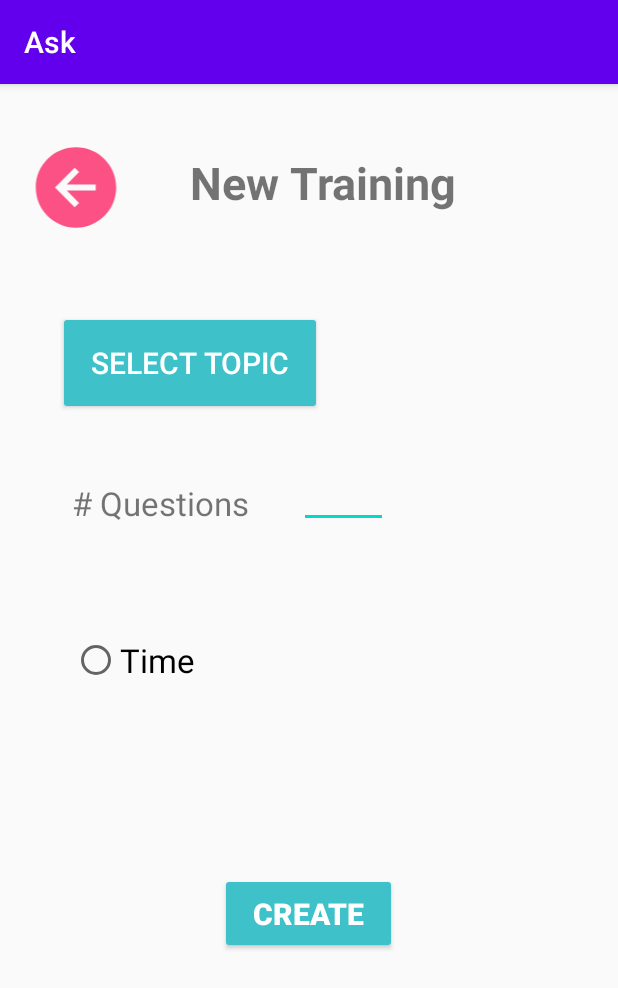
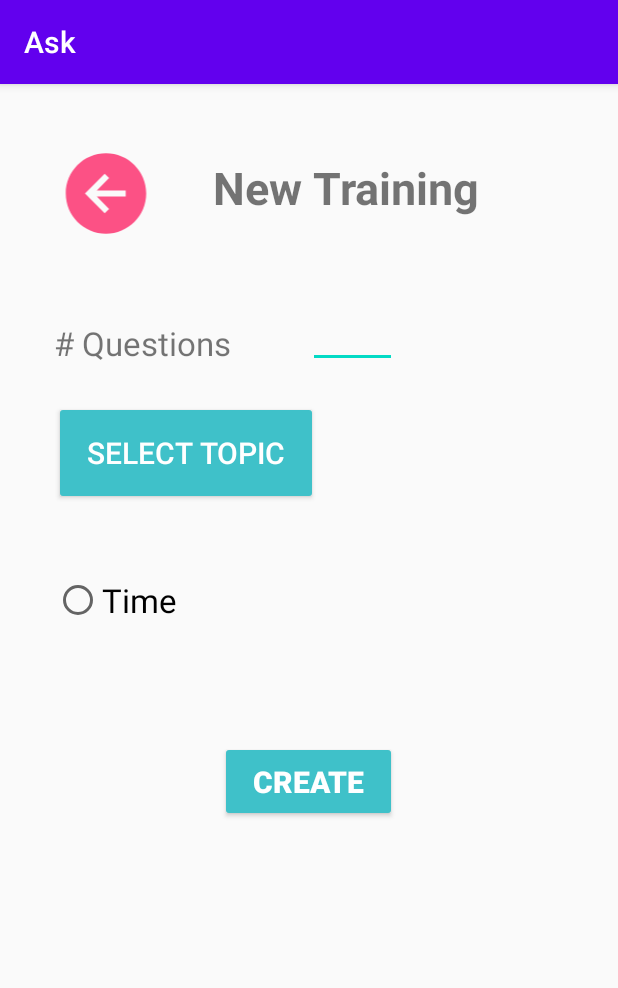
Before and after one commit to ManuelCoronel/Ask, an Android app: the NewTrainingActivity screen opened directly, with no data from a screen before it, on a phone screen of 412 x 824 dp. Shown: the top 988 px of the screen. Run offline under Robolectric (Android 15) with nearby library versions, the phone set to English and light mode, and no system bars.

Commit message:
Consumo de servicio por consola

```diff
--- a/Ask/app/src/main/java/com/example/ask/modelo/Subject.kt
+++ b/Ask/app/src/main/java/com/example/ask/modelo/Subject.kt
@@ -8,12 +8,13 @@ import retrofit2.Response
 class Subject {
     constructor()
 
+
     public fun callServiceGetSubjects(): List<SubjectDataCollectionItem> {
         val questionService: QuestionService = RestEngine.getRestEngine().create(QuestionService::class.java)
         val result: Call<List<SubjectDataCollectionItem>> = questionService.listSubject()
-        println("Holaaaaaaaa")
-        println(result)
-        var lista: List<SubjectDataCollectionItem>? = null
+
+        var lista: List<SubjectDataCollectionItem> = listOfNotNull()
+
         result.enqueue(object : Callback<List<SubjectDataCollectionItem>> {
             override fun onFailure(call: Call<List<SubjectDataCollectionItem>>, t: Throwable) {
             }
@@ -23,13 +24,11 @@ class Subject {
                 response: Response<List<SubjectDataCollectionItem>>
             ) {
                 lista = response.body()!!
-                println(lista)
-                println(lista!![0].name)
 
             }
-        }
+          }
         )
-        return lista!!
+        return lista
     }
 
 }
--- a/Ask/app/src/main/java/com/example/ask/vista/NewTrainingActivity.kt
+++ b/Ask/app/src/main/java/com/example/ask/vista/NewTrainingActivity.kt
@@ -3,22 +3,35 @@ package com.example.ask.vista
 import android.content.Intent
 import androidx.appcompat.app.AppCompatActivity
 import android.os.Bundle
+import android.view.View
+import android.widget.Button
 import android.widget.ImageView
 import com.example.ask.R
+import com.example.ask.controlador.Controller.Companion.getSubjects
 
 class NewTrainingActivity : AppCompatActivity() {
 
     private lateinit var btn: ImageView
-
+    private lateinit var  btnTopic : Button
     override fun onCreate(savedInstanceState: Bundle?) {
         super.onCreate(savedInstanceState)
         setContentView(R.layout.activity_new_training)
 
         btn = findViewById(R.id.btnBack)
+        btnTopic = findViewById(R.id.topicButton)
 
         btn.setOnClickListener{
             irTraining()
         }
+
+        btnTopic.setOnClickListener{
+            loadSubject()}
+
+    }
+
+    private fun loadSubject() {
+        println("Subjects::::")
+        println(getSubjects())
 
     }
 
--- a/Ask/app/src/main/res/layout/activity_new_training.xml
+++ b/Ask/app/src/main/res/layout/activity_new_training.xml
@@ -8,78 +8,78 @@
 
     <TextView
         android:id="@+id/textView2"
-        android:layout_width="315dp"
-        android:layout_height="59dp"
-        android:layout_marginTop="36dp"
+        android:layout_width="214dp"
+        android:layout_height="58dp"
+        android:layout_marginTop="40dp"
         android:gravity="center"
         android:text="@string/newTraining"
         android:textSize="30sp"
         android:textStyle="bold"
         app:layout_constraintEnd_toEndOf="parent"
-        app:layout_constraintHorizontal_bias="0.593"
-        app:layout_constraintStart_toStartOf="parent"
+        app:layout_constraintHorizontal_bias="0.195"
+        app:layout_constraintStart_toEndOf="@+id/btnBack"
         app:layout_constraintTop_toTopOf="parent" />
 
     <Button
-        android:id="@+id/button"
+        android:id="@+id/topicButton"
         android:layout_width="176dp"
         android:layout_height="69dp"
-        android:layout_marginTop="56dp"
+        android:layout_marginTop="20dp"
         android:backgroundTint="#3FC1C9"
         android:text="@string/selectTopic"
         android:textColor="#FFFF"
         android:textSize="20sp"
         app:layout_constraintEnd_toEndOf="parent"
-        app:layout_constraintHorizontal_bias="0.165"
+        app:layout_constraintHorizontal_bias="0.153"
         app:layout_constraintStart_toStartOf="parent"
-        app:layout_constraintTop_toBottomOf="@+id/textView2" />
+        app:layout_constraintTop_toBottomOf="@+id/textView3" />
 
     <TextView
         android:id="@+id/textView3"
         android:layout_width="131dp"
         android:layout_height="33dp"
-        android:layout_marginStart="48dp"
-        android:layout_marginTop="44dp"
+        android:layout_marginStart="36dp"
+        android:layout_marginTop="52dp"
         android:text="@string/numberQuestions"
         android:textSize="22sp"
         android:textStyle=""
         app:layout_constraintStart_toStartOf="parent"
-        app:layout_constraintTop_toBottomOf="@+id/button" />
+        app:layout_constraintTop_toBottomOf="@+id/btnBack" />
 
     <RadioButton
         android:id="@+id/radioButton"
         android:layout_width="116dp"
         android:layout_height="36dp"
-        android:layout_marginStart="48dp"
+        android:layout_marginStart="36dp"
         android:text="Time"
         android:textSize="22sp"
         app:layout_constraintBottom_toBottomOf="parent"
         app:layout_constraintStart_toStartOf="parent"
-        app:layout_constraintTop_toBottomOf="@+id/textView3"
-        app:layout_constraintVertical_bias="0.157" />
+        app:layout_constraintTop_toBottomOf="@+id/topicButton"
+        app:layout_constraintVertical_bias="0.101" />
 
     <EditText
         android:id="@+id/editTextNumber"
         android:layout_width="59dp"
         android:layout_height="31dp"
         android:layout_marginStart="20dp"
-        android:layout_marginTop="44dp"
+        android:layout_marginTop="52dp"
         android:ems="10"
         android:inputType="number"
         app:layout_constraintEnd_toEndOf="parent"
-        app:layout_constraintHorizontal_bias="0.0"
+        app:layout_constraintHorizontal_bias="0.109"
         app:layout_constraintStart_toEndOf="@+id/textView3"
-        app:layout_constraintTop_toBottomOf="@+id/button" />
+        app:layout_constraintTop_toBottomOf="@+id/btnBack" />
 
     <Button
         android:id="@+id/button2"
         android:layout_width="118dp"
         android:layout_height="54dp"
-        android:layout_marginTop="124dp"
+        android:layout_marginTop="76dp"
         android:backgroundTint="#3FC1C9"
         android:text="@string/createTraining"
+        android:textColor="#FFFF"
         android:textSize="20sp"
-        android:textColor="#FFFF"
         android:textStyle="bold"
         app:layout_constraintEnd_toEndOf="parent"
         app:layout_constraintHorizontal_bias="0.498"
@@ -90,8 +90,8 @@
         android:id="@+id/btnBack"
         android:layout_width="69dp"
         android:layout_height="66dp"
-        android:layout_marginStart="16dp"
-        android:layout_marginTop="36dp"
+        android:layout_marginStart="36dp"
+        android:layout_marginTop="40dp"
         app:layout_constraintStart_toStartOf="parent"
         app:layout_constraintTop_toTopOf="parent"
         app:srcCompat="@drawable/ic_back"
```
